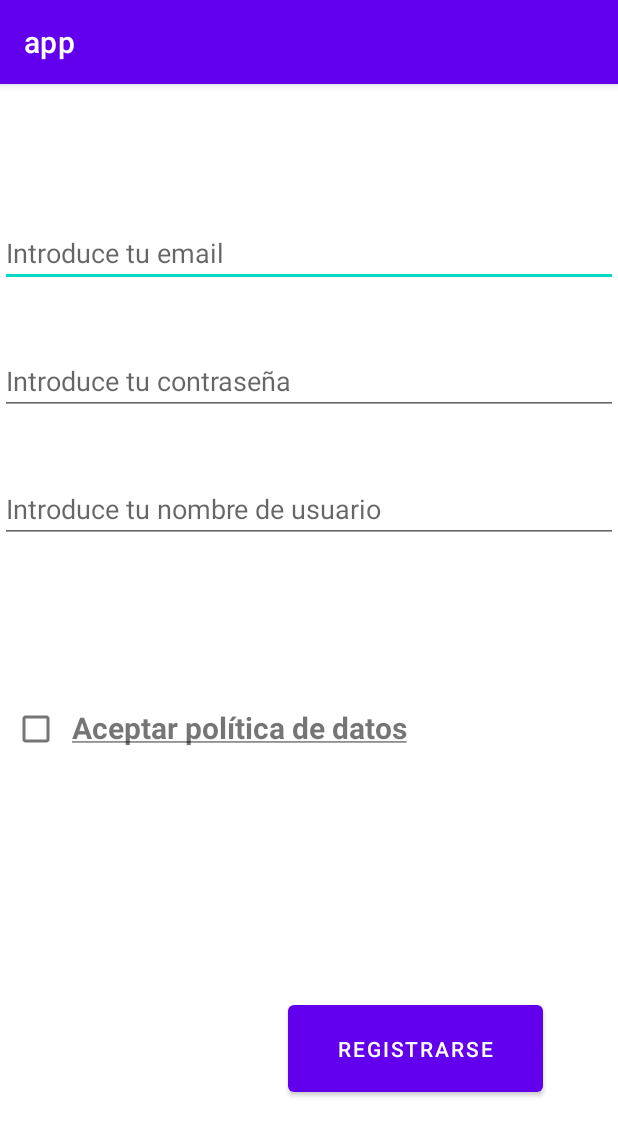
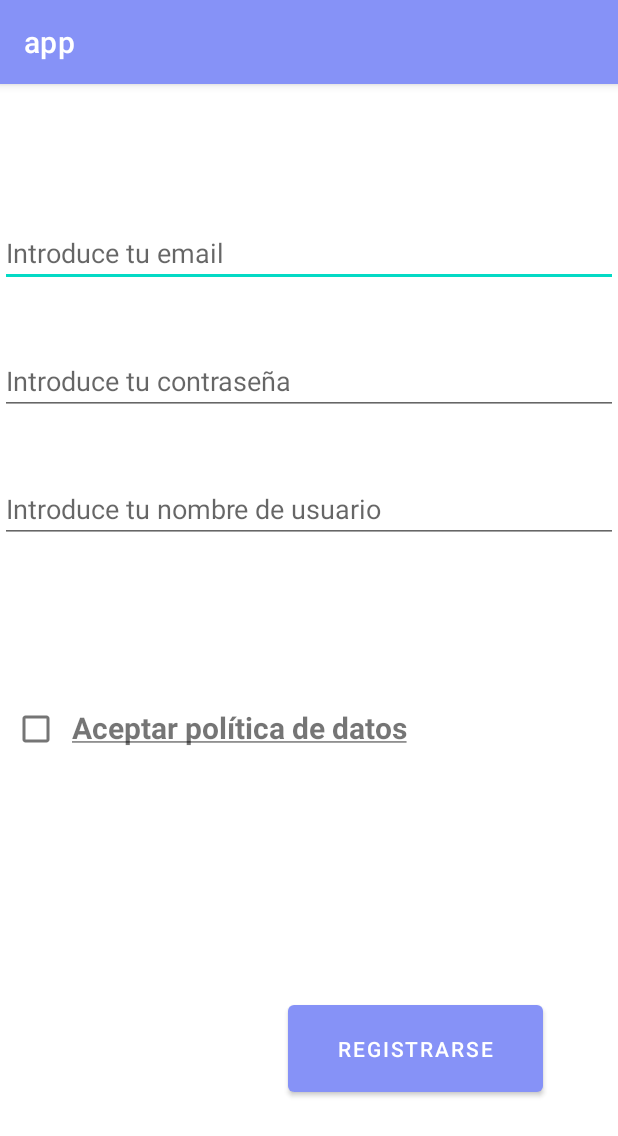
Before and after one commit to Mario7423/PFC_Afundacion, an Android app: the RegisterScreen screen opened directly, with no data from a screen before it, on a phone screen of 412 x 824 dp. Shown: the top 1136 px of the screen. Run offline under Robolectric (Android 15) with nearby library versions, the phone set to English and light mode, and no system bars; our stand-ins replace Volley.

Commit message:
Añadido cambios a string.xml y themes.xml para montar el drawer en el futuro

```diff
--- a/app/app/src/main/res/values/colors.xml
+++ b/app/app/src/main/res/values/colors.xml
@@ -7,4 +7,5 @@
     <color name="teal_700">#FF018786</color>
     <color name="black">#FF000000</color>
     <color name="white">#FFFFFFFF</color>
+    <color name="Lavender">#8692f7</color>
 </resources>
--- a/app/app/src/main/res/values/strings.xml
+++ b/app/app/src/main/res/values/strings.xml
@@ -1,3 +1,5 @@
 <resources>
     <string name="app_name">app</string>
+    <string name="open_nav">Open Navigation Drawer</string>
+    <string name="close_nav">Close Navigation Drawer</string>
 </resources>
--- a/app/app/src/main/res/values/themes.xml
+++ b/app/app/src/main/res/values/themes.xml
@@ -2,8 +2,8 @@
     <!-- Base application theme. -->
     <style name="Theme.App" parent="Theme.MaterialComponents.DayNight.DarkActionBar">
         <!-- Primary brand color. -->
-        <item name="colorPrimary">@color/purple_500</item>
-        <item name="colorPrimaryVariant">@color/purple_700</item>
+        <item name="colorPrimary">@color/Lavender</item>
+        <item name="colorPrimaryVariant">@color/Lavender</item>
         <item name="colorOnPrimary">@color/white</item>
         <!-- Secondary brand color. -->
         <item name="colorSecondary">@color/teal_200</item>
```
